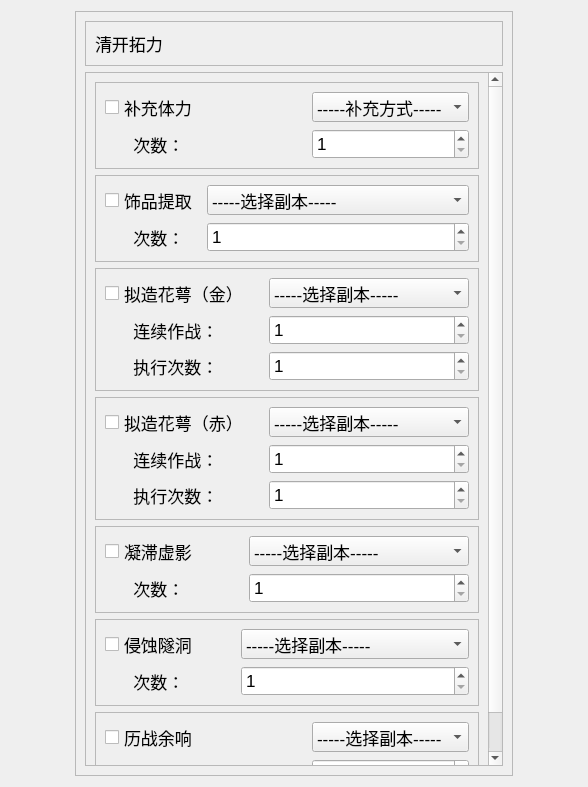
Shasnow/StarRailAssistant, file res/ui/set_07.ui: the form before one commit.
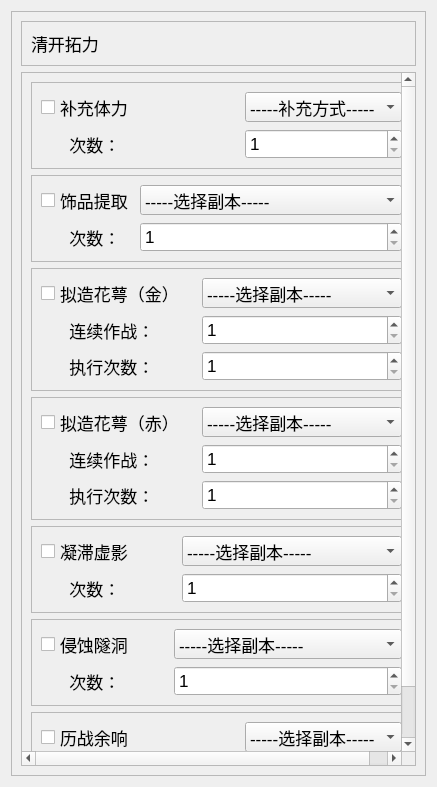
The form after the commit.

What changed in the file:
```diff
--- a/res/ui/set_07.ui
+++ b/res/ui/set_07.ui
@@ -6,7 +6,7 @@
    <rect>
     <x>0</x>
     <y>0</y>
-    <width>588</width>
+    <width>437</width>
     <height>787</height>
    </rect>
   </property>
```
Left out of the diff: 10 changed lines with no effect on the pictures.
